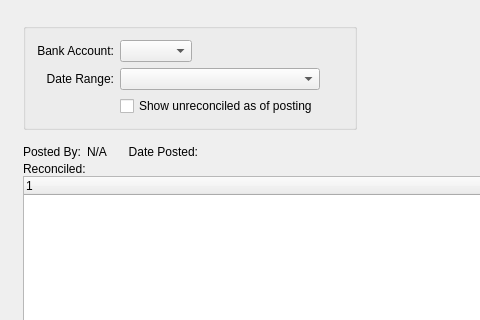
Above: guiclient/dspBankrecHistory.ui from discountscott/qt-client before the change; both pictures show x 0 to 480 and y 0 to 320 of the 800 by 600 pixel window. Below: the same form after it.
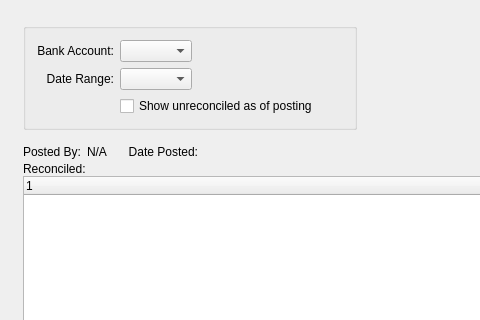
That is the form after the change. Custom widgets are drawn as their Qt base class.

Patch:
```diff
--- a/guiclient/dspBankrecHistory.ui
+++ b/guiclient/dspBankrecHistory.ui
@@ -80,14 +80,7 @@
           <item row="1" column="1">
            <layout class="QHBoxLayout" name="horizontalLayout_2">
             <item>
-             <widget class="XComboBox" name="_bankrec">
-              <property name="minimumSize">
-               <size>
-                <width>200</width>
-                <height>0</height>
-               </size>
-              </property>
-             </widget>
+             <widget class="XComboBox" name="_bankrec"/>
             </item>
             <item>
              <spacer name="horizontalSpacer_2">
```
Left out of the diff: 1 changed line with no effect on the pictures.
